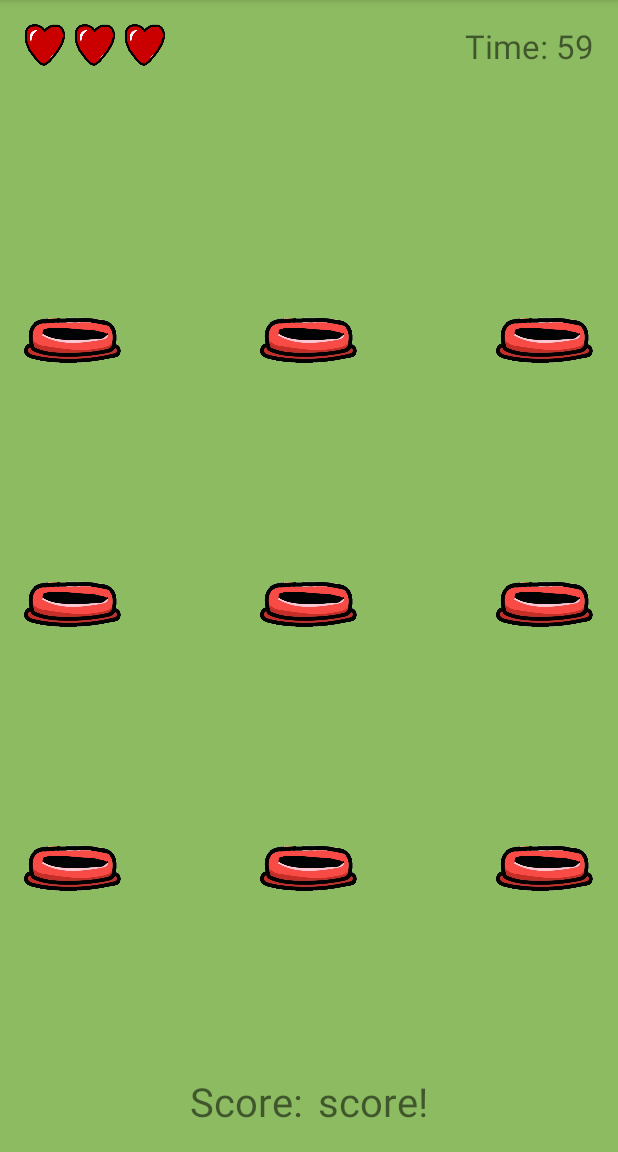
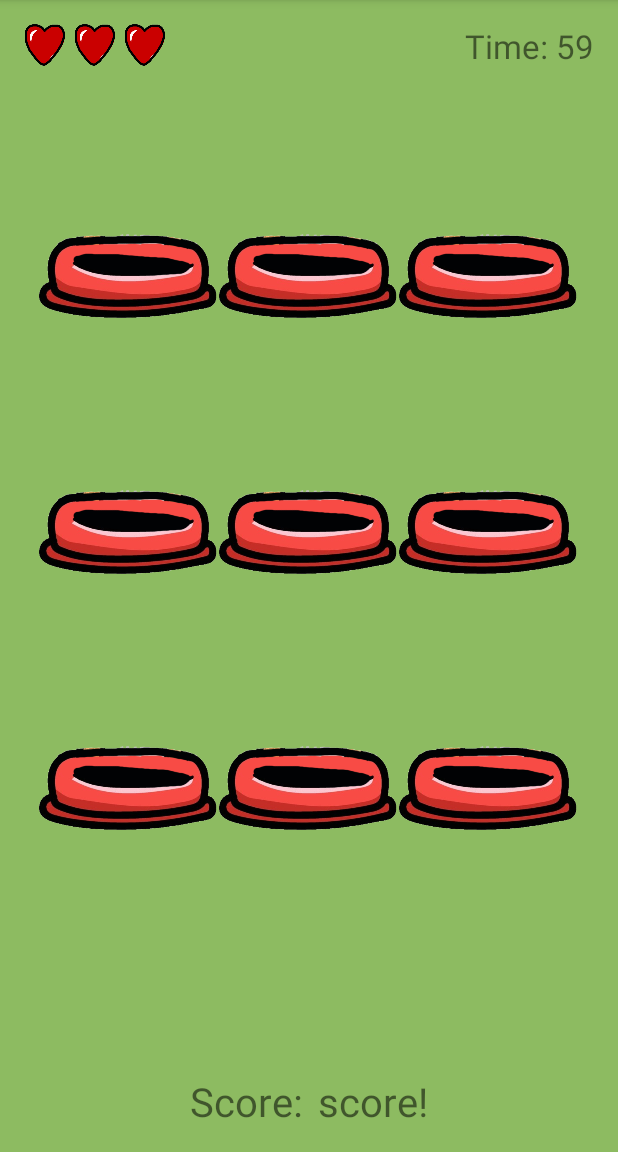
Before and after one commit to Mquinn960/Mole-App, an Android app: the GameActivity screen opened directly, with no data from a screen before it, on a phone screen of 412 x 824 dp, the part 84-1236 px from its top. Run offline under Robolectric (Android 15) with nearby library versions, the phone set to English and light mode, and no system bars.

Commit message:
Layout fixes, next try animating a mole.

```diff
--- a/app/src/main/java/mquinn/whackamole/GameActivity.java
+++ b/app/src/main/java/mquinn/whackamole/GameActivity.java
@@ -29,17 +29,7 @@ public class GameActivity extends AppCompatActivity {
         mTimer = new myTimer(maxTime, stepTime);
         mTimer.start();
 
-        something
 
-        m1=(ImageButton) findViewById(R.id.image);
-        m2=(ImageButton) findViewById(R.id.imageButton2);
-        m3=(ImageButton) findViewById(R.id.imageButton3);
-        m4=(ImageButton) findViewById(R.id.imageButton4);
-        m5=(ImageButton) findViewById(R.id.imageButton5);
-        m6=(ImageButton) findViewById(R.id.imageButton6);
-        m7=(ImageButton) findViewById(R.id.imageButton7);
-        m8=(ImageButton) findViewById(R.id.imageButton8);
-        m9=(ImageButton) findViewById(R.id.imageButton9);
 
     }
 
--- a/app/src/main/res/layout/activity_game.xml
+++ b/app/src/main/res/layout/activity_game.xml
@@ -86,7 +86,12 @@
         android:orientation="vertical"
         android:weightSum="3.75"
         android:layout_below="@+id/topBar"
-        android:layout_above="@+id/bottomBar">
+        android:layout_above="@+id/bottomBar"
+        android:layout_marginLeft="10dp"
+        android:layout_marginStart="10dp"
+        android:layout_marginRight="10dp"
+        android:layout_marginEnd="10dp"
+        android:layout_marginTop="20dp">
 
         <!--This is a spacer row because moles don't go downwards : )-->
         <!--TODO: Consider adding an art asset here for flavour, overground scene-->
@@ -109,31 +114,32 @@
             android:id="@+id/row1"
             android:orientation="horizontal">
 
-            <ImageView
-                android:layout_width="65dp"
-                android:layout_height="40dp"
-                android:layout_alignParentLeft="true"
-                android:layout_alignParentStart="true"
-                android:id="@+id/imageHill1"
-                android:src="@drawable/placeholder_hole"
-                android:layout_centerVertical="true"/>
+            <LinearLayout
+                android:layout_width="match_parent"
+                android:layout_height="fill_parent"
+                android:weightSum="4">
 
             <ImageView
-                android:layout_width="65dp"
-                android:layout_height="40dp"
-                android:layout_centerHorizontal="true"
-                android:id="@+id/imageHill2"
-                android:src="@drawable/placeholder_hole"
-                android:layout_centerVertical="true"/>
+                android:layout_width="120dp"
+                android:layout_height="56dp"
+                android:layout_weight="1"
+                android:id="@+id/imageHill1"
+                android:src="@drawable/placeholder_hole"/>
 
             <ImageView
-                android:layout_width="65dp"
-                android:layout_height="40dp"
-                android:layout_alignParentRight="true"
-                android:layout_alignParentEnd="true"
+                android:layout_width="120dp"
+                android:layout_height="56dp"
+                android:layout_weight="1"
+                android:id="@+id/imageHill2"
+                android:src="@drawable/placeholder_hole"/>
+
+            <ImageView
+                android:layout_width="120dp"
+                android:layout_height="56dp"
+                android:layout_weight="1"
                 android:id="@+id/imageHill3"
-                android:src="@drawable/placeholder_hole"
-                android:layout_centerVertical="true"/>
+                android:src="@drawable/placeholder_hole"/>
+            </LinearLayout>
 
         </RelativeLayout>
 
@@ -146,31 +152,32 @@
             android:id="@+id/row2"
             android:orientation="horizontal">
 
-            <ImageView
-                android:layout_width="65dp"
-                android:layout_height="40dp"
-                android:layout_alignParentLeft="true"
-                android:layout_alignParentStart="true"
-                android:id="@+id/imageHill4"
-                android:src="@drawable/placeholder_hole"
-                android:layout_centerVertical="true"/>
+            <LinearLayout
+                android:layout_width="match_parent"
+                android:layout_height="fill_parent"
+                android:weightSum="3">
 
             <ImageView
-                android:layout_width="65dp"
-                android:layout_height="40dp"
-                android:layout_centerHorizontal="true"
-                android:id="@+id/imageHill5"
-                android:src="@drawable/placeholder_hole"
-                android:layout_centerVertical="true"/>
+                android:layout_width="120dp"
+                android:layout_height="56dp"
+                android:layout_weight="1"
+                android:id="@+id/imageHill4"
+                android:src="@drawable/placeholder_hole"/>
 
             <ImageView
-                android:layout_width="65dp"
-                android:layout_height="40dp"
-                android:layout_alignParentRight="true"
-                android:layout_alignParentEnd="true"
+                android:layout_width="120dp"
+                android:layout_height="56dp"
+                android:layout_weight="1"
+                android:id="@+id/imageHill5"
+                android:src="@drawable/placeholder_hole"/>
+
+            <ImageView
+                android:layout_width="120dp"
+                android:layout_height="56dp"
+                android:layout_weight="1"
                 android:id="@+id/imageHill6"
-                android:src="@drawable/placeholder_hole"
-                android:layout_centerVertical="true"/>
+                android:src="@drawable/placeholder_hole"/>
+            </LinearLayout>
 
         </RelativeLayout>
 
@@ -184,31 +191,32 @@
             android:orientation="horizontal"
             >
 
-            <ImageView
-                android:layout_width="65dp"
-                android:layout_height="40dp"
-                android:layout_alignParentLeft="true"
-                android:layout_alignParentStart="true"
-                android:id="@+id/imageHill7"
-                android:src="@drawable/placeholder_hole"
-                android:layout_centerVertical="true"/>
+            <LinearLayout
+                android:layout_width="match_parent"
+                android:layout_height="fill_parent"
+                android:weightSum="3">
 
             <ImageView
-                android:layout_width="65dp"
-                android:layout_height="40dp"
-                android:layout_centerHorizontal="true"
-                android:id="@+id/imageHill8"
-                android:src="@drawable/placeholder_hole"
-                android:layout_centerVertical="true"/>
+                android:layout_width="120dp"
+                android:layout_height="56dp"
+                android:layout_weight="1"
+                android:id="@+id/imageHill7"
+                android:src="@drawable/placeholder_hole"/>
 
             <ImageView
-                android:layout_width="65dp"
-                android:layout_height="40dp"
-                android:layout_alignParentRight="true"
-                android:layout_alignParentEnd="true"
+                android:layout_width="120dp"
+                android:layout_height="56dp"
+                android:layout_weight="1"
+                android:id="@+id/imageHill8"
+                android:src="@drawable/placeholder_hole"/>
+
+            <ImageView
+                android:layout_width="120dp"
+                android:layout_height="56dp"
+                android:layout_weight="1"
                 android:id="@+id/imageHill9"
-                android:src="@drawable/placeholder_hole"
-                android:layout_centerVertical="true"/>
+                android:src="@drawable/placeholder_hole"/>
+            </LinearLayout>
 
         </RelativeLayout>
 
--- a/app/src/main/res/layout/activity_start.xml
+++ b/app/src/main/res/layout/activity_start.xml
@@ -45,8 +45,8 @@
             android:id="@+id/img_start_mole"
             android:src="@drawable/placeholder_mole"
             android:layout_weight="1.6"
-            android:layout_marginTop="5dp"
-            android:layout_marginBottom="5dp"/>
+            android:layout_marginTop="10dp"
+            android:layout_marginBottom="15dp"/>
 
         <!--Secondary LinearLayout for Buttons-->
 
@@ -60,7 +60,7 @@
             <!--Buttons the Play Game, Options, High Scores-->
 
             <Button
-                android:layout_width="wrap_content"
+                android:layout_width="200dp"
                 android:layout_height="wrap_content"
                 android:text="@string/str_button_start"
                 android:id="@+id/button_start"
@@ -68,14 +68,14 @@
                 android:layout_marginTop="5dp"/>
 
             <Button
-                android:layout_width="wrap_content"
+                android:layout_width="200dp"
                 android:layout_height="wrap_content"
                 android:text="@string/str_button_scores"
                 android:id="@+id/button_scores"
                 android:layout_weight="1"/>
 
             <Button
-                android:layout_width="wrap_content"
+                android:layout_width="200dp"
                 android:layout_height="wrap_content"
                 android:text="@string/str_button_options"
                 android:id="@+id/button_options"
```
Also changed, not shown: app/src/main/ic_launcher-web.png (added), app/src/main/placeholder_hole.png-web.png (added), app/src/main/placeholder_hole2-web.png (added), app/src/main/res/mipmap-hdpi/ic_launcher.png, app/src/main/res/mipmap-hdpi/placeholder_hole2.png (added), app/src/main/res/mipmap-mdpi/ic_launcher.png, app/src/main/res/mipmap-mdpi/placeholder_hole2.png (added), app/src/main/res/mipmap-xhdpi/ic_launcher.png, app/src/main/res/mipmap-xhdpi/placeholder_hole2.png (added), app/src/main/res/mipmap-xxhdpi/ic_launcher.png, app/src/main/res/mipmap-xxhdpi/placeholder_hole2.png (added), app/src/main/res/mipmap-xxxhdpi/ic_launcher.png, app/src/main/res/mipmap-xxxhdpi/placeholder_hole2.png (added).
